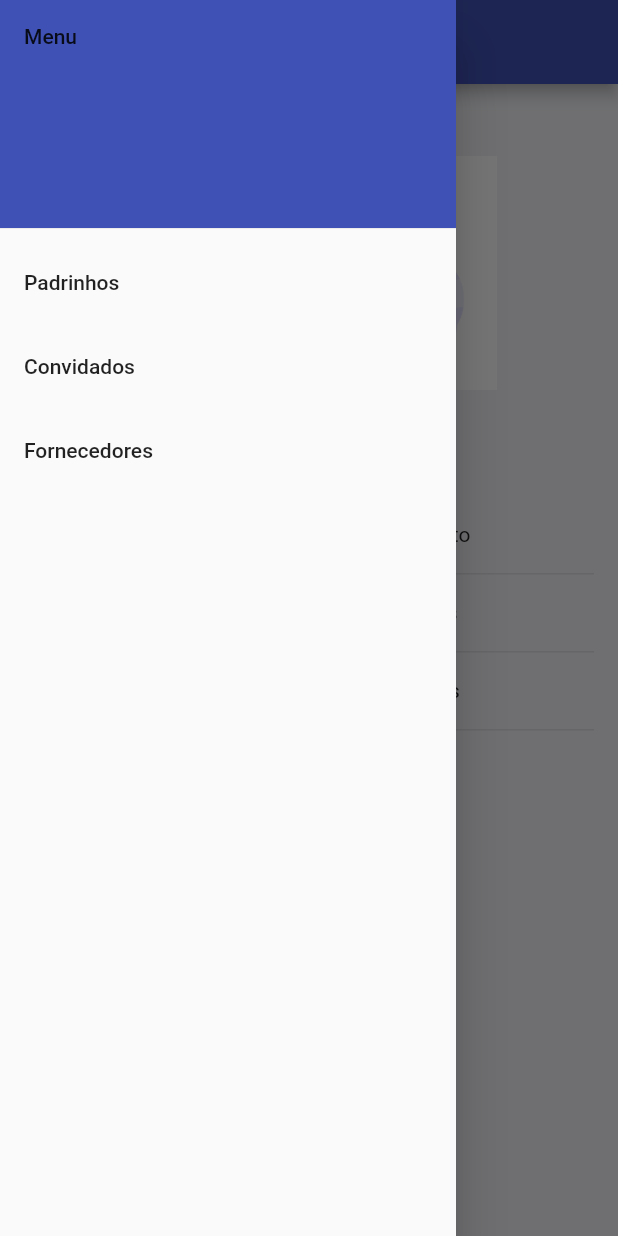
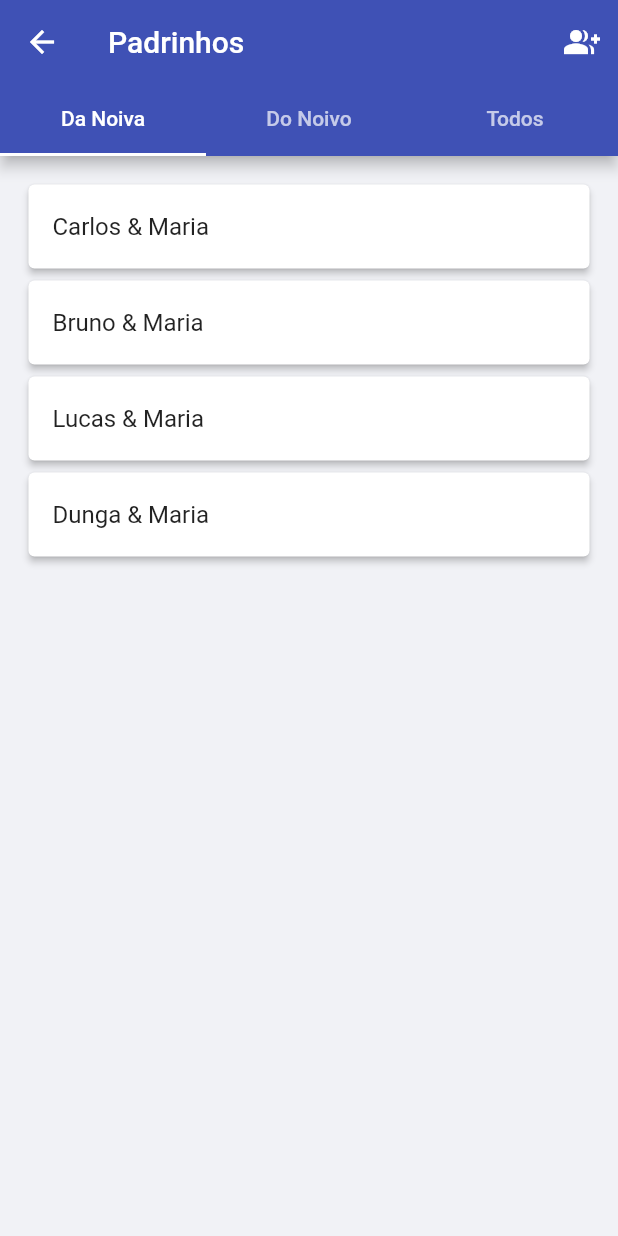
Before and after one commit to lParanhos/wedding_planner, a Flutter app: the screen it shows after launch, in the side drawer, after a tap on "Padrinhos", on a phone screen of 412 x 824 dp. Run offline on Flutter 3.47's test engine with Material 2 defaults, Android fonts, the light colour scheme and no system bars; our stand-ins replace flutter_hooks.

Commit message:
create groomsmens screen, list and form

```diff
--- /dev/null
+++ b/lib/enums/groomsmens_side.dart
@@ -0,0 +1,4 @@
+enum GroomsmensSide { groom, bride }
+
+toSideText(GroomsmensSide side) =>
+    side == GroomsmensSide.bride ? 'Noiva' : 'Noivo';
--- /dev/null
+++ b/lib/features/groomsmen_weeding/groomsmen.dart
@@ -0,0 +1,81 @@
+import 'package:flutter/material.dart';
+import 'package:flutter_hooks/flutter_hooks.dart';
+import 'package:weeding_planner/enums/groomsmens_side.dart';
+import 'package:weeding_planner/features/groomsmen_weeding/groomsmen_form.dart';
+import 'package:weeding_planner/features/groomsmen_weeding/groomsmen_list.dart';
+import 'package:weeding_planner/models/groomsmens.dart';
+
+class Groomsmen extends HookWidget {
+  final _scaffoldState = GlobalKey<ScaffoldState>();
+
+  _openAddGroomsMensFormModal(BuildContext context, Function add) {
+    showModalBottomSheet(
+        context: context,
+        builder: (context) {
+          return GroomsmensForm(add);
+        });
+  }
+
+  @override
+  Widget build(BuildContext context) {
+    final groomsmensList = useState<List<Groomsmens>>([
+      Groomsmens(names: 'João & Maria', side: GroomsmensSide.groom),
+      Groomsmens(names: 'Carlos & Maria', side: GroomsmensSide.bride),
+      Groomsmens(names: 'Cleber & Maria', side: GroomsmensSide.groom),
+      Groomsmens(names: 'Bruno & Maria', side: GroomsmensSide.bride),
+      Groomsmens(names: 'Jonas & Maria', side: GroomsmensSide.groom),
+      Groomsmens(names: 'Pedro & Maria', side: GroomsmensSide.groom),
+      Groomsmens(names: 'Lucas & Maria', side: GroomsmensSide.bride),
+      Groomsmens(names: 'Ronaldo & Maria', side: GroomsmensSide.groom),
+      Groomsmens(names: 'Vitones & Maria', side: GroomsmensSide.groom),
+      Groomsmens(names: 'Dunga & Maria', side: GroomsmensSide.bride),
+    ]);
+
+    _addGroomsmens(Groomsmens groomsmens) {
+      print(groomsmens.names);
+      groomsmensList.value = [...groomsmensList.value, groomsmens];
+    }
+
+    return DefaultTabController(
+      length: 3,
+      child: Scaffold(
+        key: _scaffoldState,
+        appBar: AppBar(
+          title: Text('Padrinhos'),
+          bottom: TabBar(
+            tabs: [
+              Tab(text: 'Da Noiva'),
+              Tab(text: 'Do Noivo'),
+              Tab(text: 'Todos'),
+            ],
+          ),
+          actions: [
+            IconButton(
+              icon: Icon(Icons.group_add),
+              onPressed: () =>
+                  _openAddGroomsMensFormModal(context, _addGroomsmens),
+            ),
+          ],
+        ),
+        body: TabBarView(
+          children: [
+            GroomsmensList(
+              groomsmensList: groomsmensList.value
+                  .where((groomsmen) => groomsmen.side == GroomsmensSide.bride)
+                  .toList(),
+            ),
+            GroomsmensList(
+              groomsmensList: groomsmensList.value
+                  .where((groomsmen) => groomsmen.side == GroomsmensSide.groom)
+                  .toList(),
+            ),
+            GroomsmensList(
+              groomsmensList: groomsmensList.value,
+              showSide: true,
+            ),
+          ],
+        ),
+      ),
+    );
+  }
+}
--- /dev/null
+++ b/lib/features/groomsmen_weeding/groomsmen_list.dart
@@ -0,0 +1,31 @@
+import 'package:flutter/material.dart';
+import 'package:weeding_planner/enums/groomsmens_side.dart';
+import 'package:weeding_planner/models/groomsmens.dart';
+
+class GroomsmensList extends StatelessWidget {
+  final List<Groomsmens> groomsmensList;
+  final bool showSide;
+
+  GroomsmensList({
+    this.groomsmensList,
+    this.showSide = false,
+  });
+
+  @override
+  Widget build(BuildContext context) {
+    return ListView.builder(
+      padding: EdgeInsets.all(15.0),
+      itemCount: groomsmensList.length,
+      itemBuilder: (ctx, index) {
+        return Card(
+          elevation: 2.0,
+          child: ListTile(
+            title: Text(groomsmensList[index].names),
+            subtitle:
+                showSide ? Text(toSideText(groomsmensList[index].side)) : null,
+          ),
+        );
+      },
+    );
+  }
+}
--- a/lib/features/home/home.dart
+++ b/lib/features/home/home.dart
@@ -1,4 +1,5 @@
 import 'package:flutter/material.dart';
+import 'package:weeding_planner/routes.dart';
 import 'package:weeding_planner/utils/assets.dart';
 import 'package:weeding_planner/widgets/home_info_text.dart';
 
@@ -25,7 +26,7 @@ class Home extends StatelessWidget {
               ),
             ),
             ListTile(
-              onTap: () {},
+              onTap: () => Navigator.pushNamed(context, Routes.groomsmen),
               title: Text('Padrinhos'),
             ),
             ListTile(
--- /dev/null
+++ b/lib/models/groomsmens.dart
@@ -0,0 +1,12 @@
+import 'package:flutter/material.dart';
+import 'package:weeding_planner/enums/groomsmens_side.dart';
+
+class Groomsmens {
+  String names;
+  GroomsmensSide side;
+
+  Groomsmens({
+    @required this.names,
+    @required this.side,
+  });
+}
--- a/lib/routes.dart
+++ b/lib/routes.dart
@@ -1,15 +1,18 @@
 import 'package:flutter/material.dart';
+import 'package:weeding_planner/features/groomsmen_weeding/groomsmen.dart';
 import 'package:weeding_planner/features/home/home.dart';
 import 'package:weeding_planner/features/welcome/welcome.dart';
 
 class Routes {
   static const welcome = '/welcome';
   static const home = '/home';
+  static const groomsmen = '/groomsmen';
 }
 
 extension RoutesMap on Routes {
   static Map<String, WidgetBuilder> get routes => {
         Routes.welcome: (context) => Welcome(),
         Routes.home: (context) => Home(),
+        Routes.groomsmen: (context) => Groomsmen(),
       };
 }
```
Also changed, not shown: lib/features/groomsmen_weeding/groomsmen_form.dart (added, +82 -0 lines).
